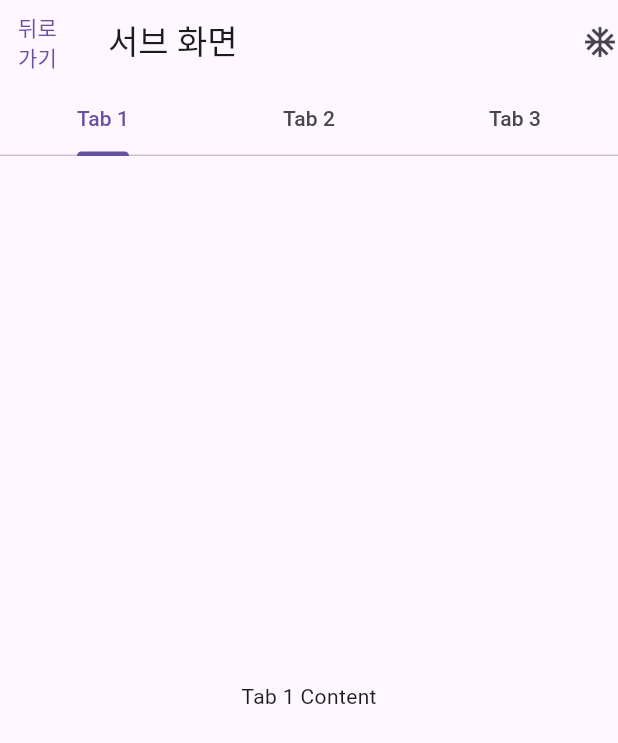
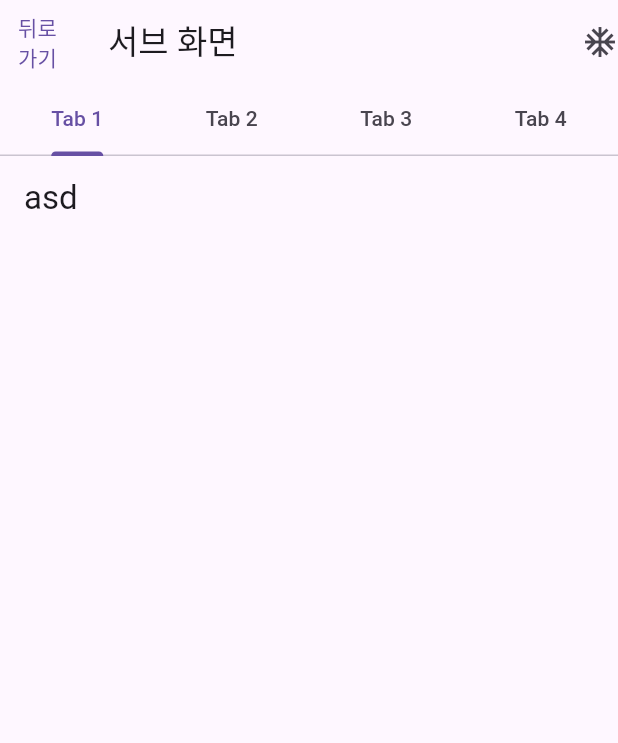
Before and after one commit to Parkshsh12/first_project, a Flutter app: the screen it shows after launch, after a tap on "클릭하여 서브 화면으로 이동", on a phone screen of 412 x 824 dp. Shown: the top 743 px of the screen. Run offline on Flutter 3.47's test engine with Material 3 defaults, Android fonts, the phone set to English and light mode, and no system bars.

Commit message:
edit sub_screen.dart

```diff
--- a/lib/screen/sub_screen.dart
+++ b/lib/screen/sub_screen.dart
@@ -8,7 +8,7 @@ class SubScreen extends StatelessWidget {
   @override
   Widget build(BuildContext context) {
     return DefaultTabController(
-        length: 3,
+        length: 4,
         child: Scaffold(
             appBar: AppBar(
                 automaticallyImplyLeading: false,
@@ -32,19 +32,23 @@ class SubScreen extends StatelessWidget {
                     Tab(
                       text: 'Tab 3',
                     ),
+                    Tab(
+                      text: 'Tab 4',
+                    ),
                   ],
                 )),
             body: TabBarView(
               children: [
-                Center(
-                  child: Text('Tab 1 Content'),
-                ),
+                AppBar(title: Text('asd'), automaticallyImplyLeading: false,),
                 Center(
                   child: Text('Tab 2 Content'),
                 ),
                 Center(
                   child: Text('Tab 3 Content'),
                 ),
+                Center(
+                  child: Text('Tab 4 Content'),
+                ),
               ],
             )));
   }
```
